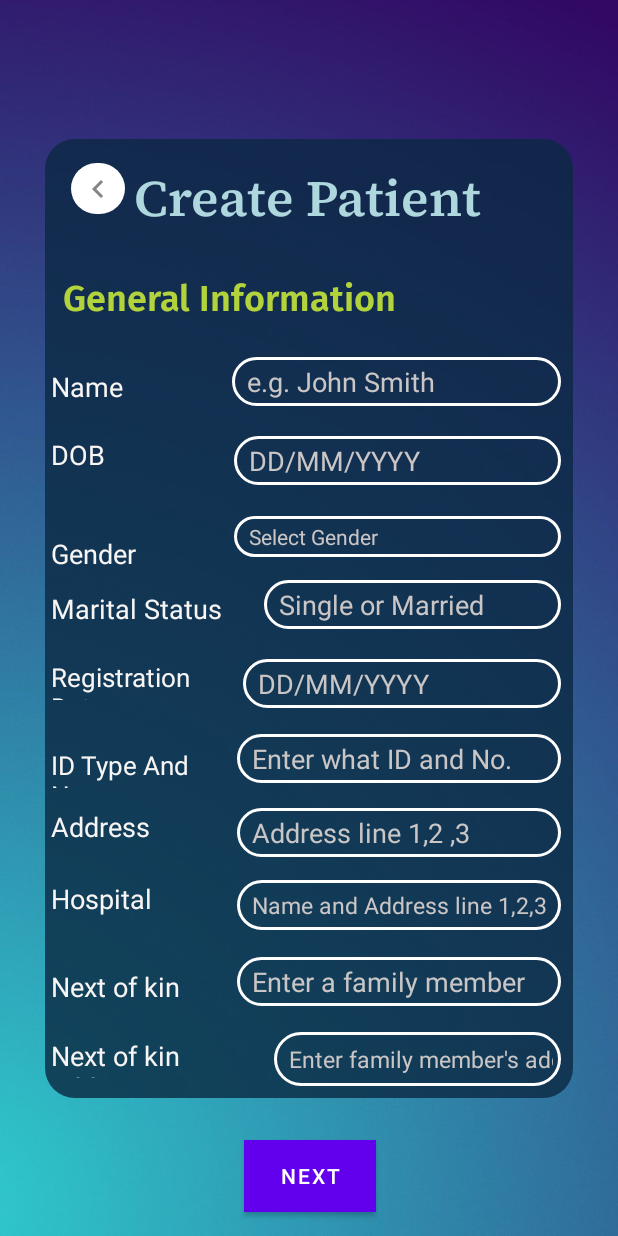
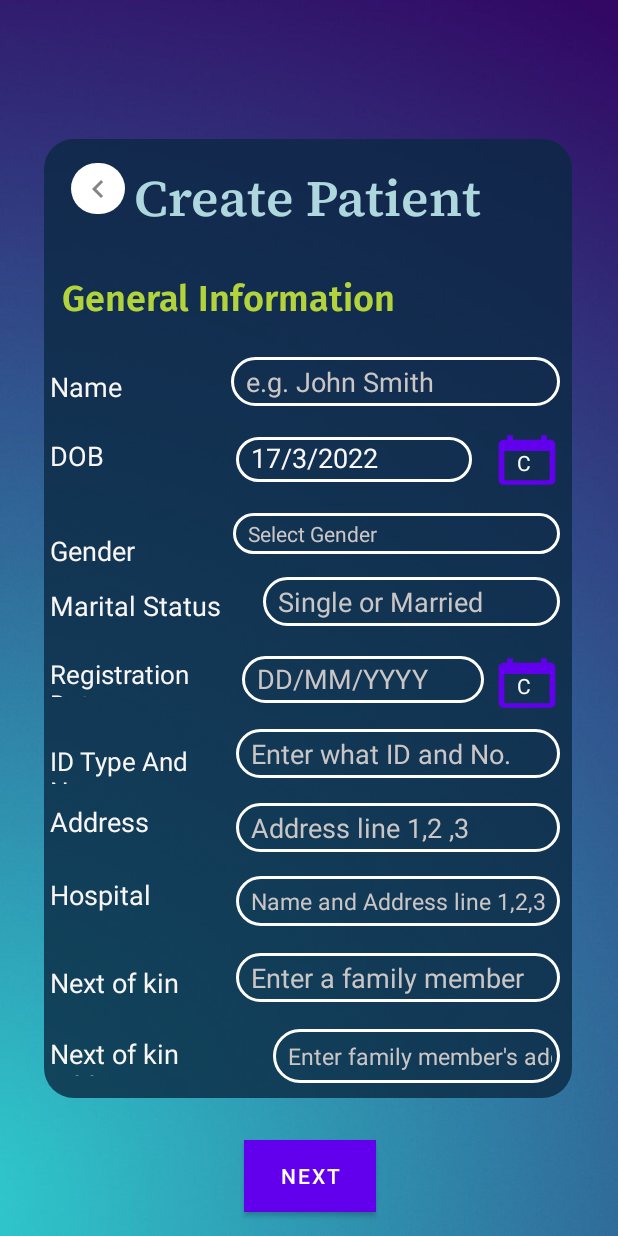
Before and after one commit to Femlol1/MyApp, an Android app: the CreatePatient screen opened directly, with no data from a screen before it, on a phone screen of 412 x 824 dp. Run offline under Robolectric (Android 15) with nearby library versions, the phone set to English and light mode, and no system bars; our stand-ins replace Firebase (no records; nobody signed in at launch, a user with empty details on screens opened directly); Roboto replaces fonts that are not available here.

Commit message:
fixed the calender dropdown in create patient page

```diff
--- a/files/AndroidDevelopment/app/src/main/java/com/example/androidlogin/CreatePatient.java
+++ b/files/AndroidDevelopment/app/src/main/java/com/example/androidlogin/CreatePatient.java
@@ -6,6 +6,7 @@ import java.util.Date;
 import androidx.annotation.NonNull;
 import androidx.appcompat.app.AppCompatActivity;
 
+import android.app.AlertDialog;
 import android.app.DatePickerDialog;
 import android.content.Intent;
 import android.icu.util.Calendar;
@@ -36,7 +37,13 @@ public class CreatePatient extends AppCompatActivity implements View.OnClickList
 
     // Declare patient object that can be modified in other classes too
     public static Patient patient;
-    private int mDate,mMonnth , mYear;
+    private int mDate,mMonth , mYear;
+
+    //Declare the date picker
+    private DatePickerDialog datePickerDialog;
+    private Button dateButton1;
+    private Button dateButton2;
+
 
 
     @Override
@@ -55,6 +62,10 @@ public class CreatePatient extends AppCompatActivity implements View.OnClickList
         inputHospital = (EditText) findViewById(R.id.editTextHospital);
         inputNextOfKin = (EditText) findViewById(R.id.editTextNextOfKin);
         inputNextOfKinAddress = (EditText) findViewById(R.id.editTextNextOfKinAddress);
+        initDatePicker();
+        dateButton1 = (Button) findViewById(R.id.calbutton1);
+        dateButton2 = (Button) findViewById(R.id.calbutton2);
+        inputDob.setText(getTodaysDate());
 
 
         registerForContextMenu(inputGender);
@@ -94,6 +105,18 @@ public class CreatePatient extends AppCompatActivity implements View.OnClickList
         });*/
 
     }
+
+    private String getTodaysDate()
+    {
+        Calendar cal = Calendar.getInstance();
+        int year = cal.get(Calendar.YEAR);
+        int month = cal.get(Calendar.MONTH);
+        month = month +1;
+        int day = cal.get(Calendar.DAY_OF_MONTH);
+        return makeDateString(day, month, year);
+
+    }
+
 
     @Override
     public void onCreateContextMenu(ContextMenu menu, View v, ContextMenu.ContextMenuInfo menuInfo) {
@@ -229,4 +252,37 @@ public class CreatePatient extends AppCompatActivity implements View.OnClickList
         startActivity(intent);
 
     }
+
+    private void initDatePicker() {
+        DatePickerDialog.OnDateSetListener dateSetListener = new DatePickerDialog.OnDateSetListener() {
+            @Override
+            public void onDateSet(DatePicker datePicker, int year, int month, int day) {
+                month = month + 1;
+                String date = makeDateString(day, month , year);
+                inputDob.setText(date);
+
+            }
+        };
+        Calendar cal = Calendar.getInstance();
+        int year = cal.get(Calendar.YEAR);
+        int month = cal.get(Calendar.MONTH);
+        int day = cal.get(Calendar.DAY_OF_MONTH);
+
+        int style = AlertDialog.THEME_HOLO_LIGHT;
+        datePickerDialog = new DatePickerDialog(this,style, dateSetListener,year,month, day);
+        datePickerDialog.getDatePicker().setMaxDate(System.currentTimeMillis());
+
+
+    }
+
+    private String makeDateString(int day, int month, int year) {
+
+        return day +"/"+ month +"/"+ year;
+
+
+    }
+    public void openDatePicker(View view) {
+
+        datePickerDialog.show();
+    }
 }
--- a/files/AndroidDevelopment/app/src/main/res/layout/activity_create_patient.xml
+++ b/files/AndroidDevelopment/app/src/main/res/layout/activity_create_patient.xml
@@ -19,10 +19,10 @@
         android:scaleType="fitXY"
         app:layout_constraintBottom_toBottomOf="parent"
         app:layout_constraintEnd_toEndOf="parent"
+        app:layout_constraintHorizontal_bias="0.487"
         app:layout_constraintStart_toStartOf="parent"
         app:layout_constraintTop_toTopOf="parent"
         app:srcCompat="@drawable/navy_box" />
-
 
     <TextView
         android:id="@+id/textViewDob"
@@ -265,8 +265,8 @@
 
     <EditText
         android:id="@+id/editTextRegDate"
-        android:layout_width="0dp"
-        android:layout_height="wrap_content"
+        android:layout_width="161dp"
+        android:layout_height="31dp"
         android:layout_marginEnd="8dp"
         android:background="@drawable/input_bg"
         android:drawablePadding="10dp"
@@ -286,7 +286,7 @@
         app:layout_constraintHorizontal_bias="0.0"
         app:layout_constraintStart_toEndOf="@+id/textViewRegDate"
         app:layout_constraintTop_toBottomOf="@+id/editTextGender"
-        app:layout_constraintVertical_bias="0.162" />
+        app:layout_constraintVertical_bias="0.161" />
 
     <TextView
         android:id="@+id/textViewIdAndType"
@@ -394,10 +394,11 @@
         app:layout_constraintTop_toTopOf="@+id/editTextGender"
         app:layout_constraintVertical_bias="0.152" />
 
+
     <EditText
         android:id="@+id/editTextDob"
-        android:layout_width="0dp"
-        android:layout_height="wrap_content"
+        android:layout_width="157dp"
+        android:layout_height="30dp"
         android:layout_marginStart="24dp"
         android:layout_marginEnd="8dp"
         android:background="@drawable/input_bg"
@@ -415,10 +416,10 @@
         android:textColorHint="#CAC6C6"
         app:layout_constraintBottom_toBottomOf="parent"
         app:layout_constraintEnd_toEndOf="@+id/imageView"
+        app:layout_constraintHorizontal_bias="0.032"
         app:layout_constraintStart_toEndOf="@+id/textViewDob"
         app:layout_constraintTop_toBottomOf="@+id/editTextName"
         app:layout_constraintVertical_bias="0.039" />
-
 
     <TextView
         android:id="@+id/textViewCreatePatient"
@@ -524,5 +525,34 @@
         app:layout_constraintVertical_bias="0.0"
         app:srcCompat="@drawable/back" />
 
+    <Button
+        android:id="@+id/calbutton1"
+        android:layout_width="45dp"
+        android:layout_height="36dp"
+        android:background="@drawable/ic_calendar_today"
+        android:text="C"
+        android:onClick="openDatePicker"
+        app:layout_constraintBottom_toTopOf="@+id/editTextGender"
+        app:layout_constraintEnd_toEndOf="parent"
+        app:layout_constraintHorizontal_bias="0.274"
+        app:layout_constraintStart_toEndOf="@+id/editTextDob"
+        app:layout_constraintTop_toBottomOf="@+id/editTextName"
+        style="?android:spinnerStyle"
+        />
+
+    <Button
+        android:id="@+id/calbutton2"
+        android:layout_width="45dp"
+        android:layout_height="36dp"
+        android:background="@drawable/ic_calendar_today"
+        android:text="C"
+        app:layout_constraintBottom_toTopOf="@+id/editTextIdTypeAndNo"
+        app:layout_constraintEnd_toEndOf="parent"
+        app:layout_constraintHorizontal_bias="0.139"
+        app:layout_constraintStart_toEndOf="@+id/editTextRegDate"
+        app:layout_constraintTop_toBottomOf="@+id/editTextMaritalStatus"
+        app:layout_constraintVertical_bias="0.607"
+        style="?android:spinnerStyle"/>
+
 
 </androidx.constraintlayout.widget.ConstraintLayout>
```
